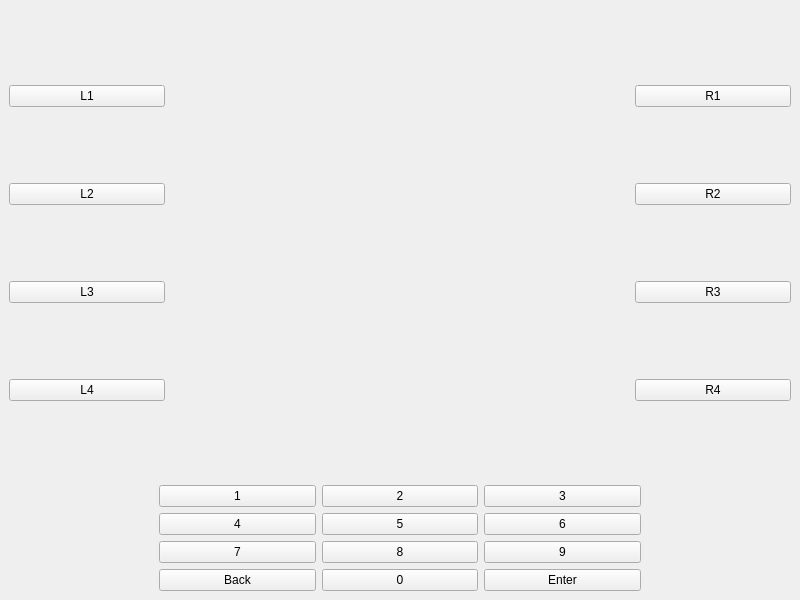
First picture: the form in mainwindow.ui, repository Mo1far-wiz/ATM, before the edit.
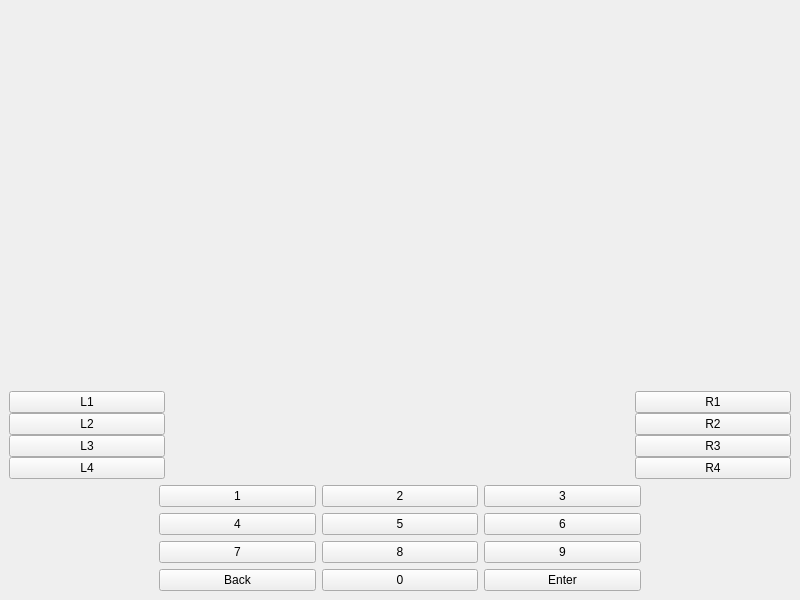
Second picture: the form after the edit. Custom widgets are drawn as their Qt base class.

Diff of the .ui file:
```diff
--- a/mainwindow.ui
+++ b/mainwindow.ui
@@ -30,6 +30,19 @@
           <property name="sizeConstraint">
            <enum>QLayout::SetDefaultConstraint</enum>
           </property>
+          <item>
+           <spacer name="verticalSpacer">
+            <property name="orientation">
+             <enum>Qt::Vertical</enum>
+            </property>
+            <property name="sizeHint" stdset="0">
+             <size>
+              <width>20</width>
+              <height>40</height>
+             </size>
+            </property>
+           </spacer>
+          </item>
           <item>
            <widget class="QPushButton" name="l_1">
             <property name="text">
@@ -87,6 +100,19 @@
           <property name="sizeConstraint">
            <enum>QLayout::SetDefaultConstraint</enum>
           </property>
+          <item>
+           <spacer name="verticalSpacer_2">
+            <property name="orientation">
+             <enum>Qt::Vertical</enum>
+            </property>
+            <property name="sizeHint" stdset="0">
+             <size>
+              <width>20</width>
+              <height>40</height>
+             </size>
+            </property>
+           </spacer>
+          </item>
           <item>
            <widget class="QPushButton" name="r_1">
             <property name="text">
```
Left out of the diff: 6 changed lines with no effect on the pictures.
